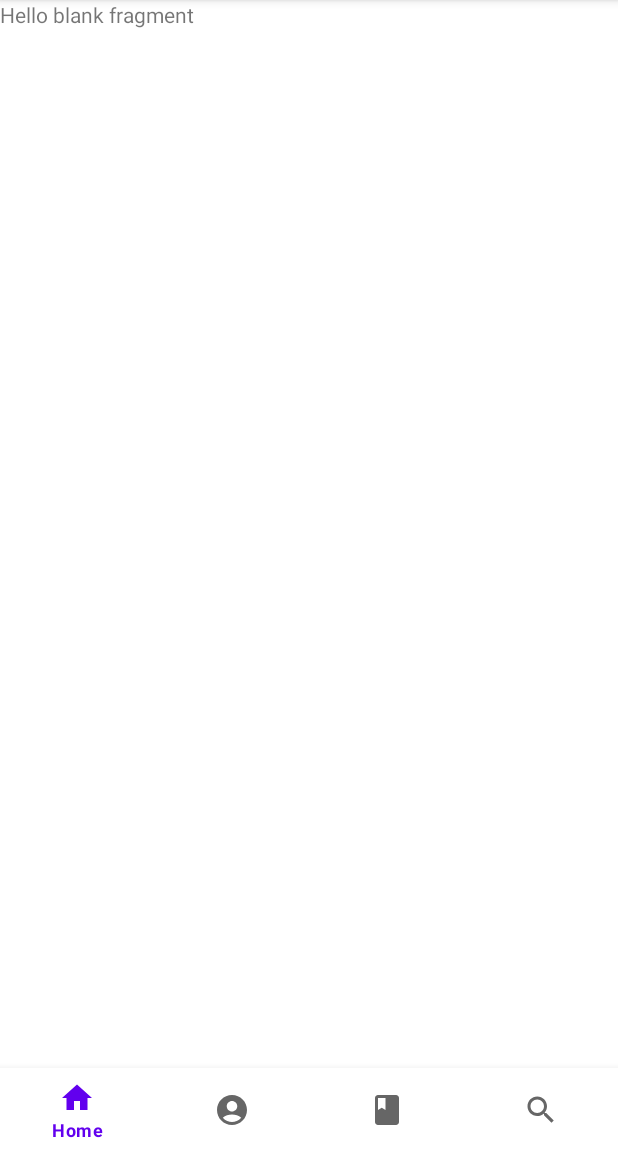
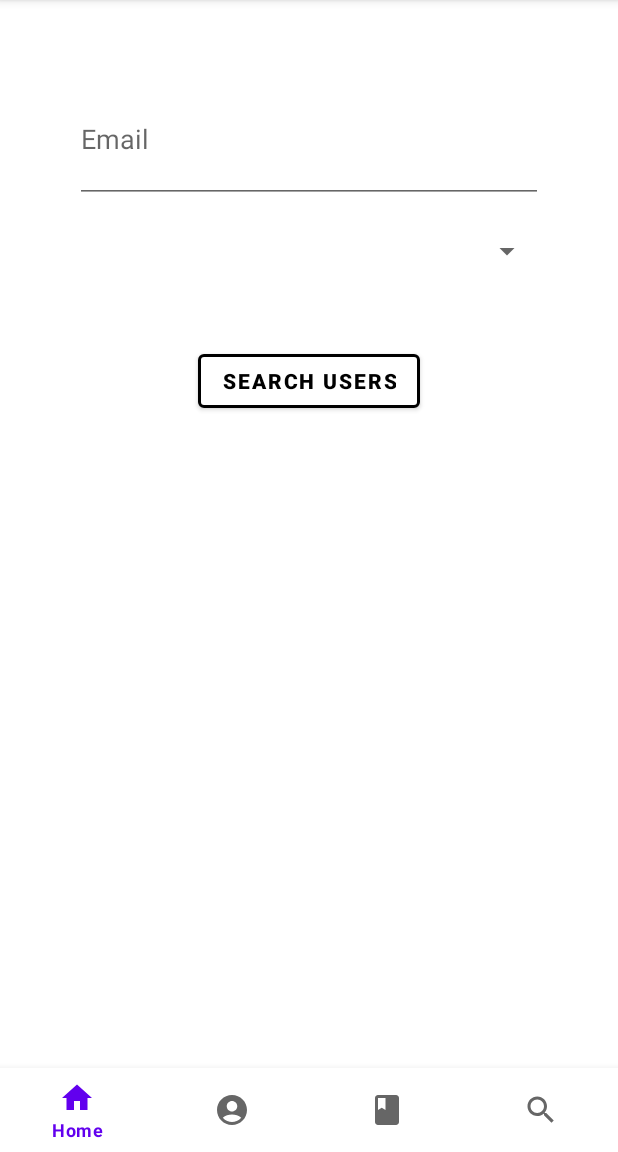
Before and after one commit to habumi932/booktrade, an Android app: the fragment SearchFragment placed in its activity, on a phone screen of 412 x 824 dp, the part 84-1236 px from its top. Run offline under Robolectric (Android 15) with nearby library versions, the phone set to English and light mode, and no system bars; our stand-ins replace Firebase (no records; nobody signed in at launch, a user with empty details on screens opened directly); 2 statements that could not run were skipped.

Commit message:
Add UI file for search user row

```diff
--- /dev/null
+++ b/app/src/main/res/drawable/listview_search_user_rows.xml
@@ -0,0 +1,4 @@
+<?xml version="1.0" encoding="utf-8"?>
+<selector xmlns:android="http://schemas.android.com/apk/res/android">
+
+</selector>
--- a/app/src/main/res/layout/fragment_search.xml
+++ b/app/src/main/res/layout/fragment_search.xml
@@ -1,14 +1,65 @@
 <?xml version="1.0" encoding="utf-8"?>
 <FrameLayout xmlns:android="http://schemas.android.com/apk/res/android"
+    xmlns:app="http://schemas.android.com/apk/res-auto"
     xmlns:tools="http://schemas.android.com/tools"
     android:layout_width="match_parent"
     android:layout_height="match_parent"
     tools:context=".SearchFragment">
 
-    <!-- TODO: Update blank fragment layout -->
-    <TextView
+    <androidx.constraintlayout.widget.ConstraintLayout
         android:layout_width="match_parent"
-        android:layout_height="match_parent"
-        android:text="@string/hello_blank_fragment" />
+        android:layout_height="match_parent">
 
+        <LinearLayout
+            android:id="@+id/linearLayout2"
+            android:layout_width="0dp"
+            android:layout_height="150dp"
+            android:layout_marginStart="50dp"
+            android:layout_marginTop="50dp"
+            android:layout_marginEnd="50dp"
+            android:orientation="vertical"
+            app:layout_constraintEnd_toEndOf="parent"
+            app:layout_constraintStart_toStartOf="parent"
+            app:layout_constraintTop_toTopOf="parent">
+
+            <EditText
+                android:id="@+id/edittext_search_user_email"
+                android:layout_width="match_parent"
+                android:layout_height="wrap_content"
+                android:layout_weight="1"
+                android:ems="10"
+                android:hint="@string/hint_email"
+                android:inputType="textEmailAddress" />
+
+            <Spinner
+                android:id="@+id/spinner_universities"
+                android:layout_width="match_parent"
+                android:layout_height="wrap_content"
+                android:layout_weight="1" />
+        </LinearLayout>
+
+        <Button
+            android:id="@+id/button2"
+            android:layout_width="wrap_content"
+            android:layout_height="wrap_content"
+            android:layout_marginTop="30dp"
+            android:text="@string/button_search_users"
+            android:textColor="@color/black"
+            android:textStyle="bold"
+            app:backgroundTint="@color/white"
+            app:strokeColor="@color/black"
+            app:strokeWidth="2dp"
+            app:layout_constraintEnd_toEndOf="parent"
+            app:layout_constraintStart_toStartOf="parent"
+            app:layout_constraintTop_toBottomOf="@+id/linearLayout2" />
+
+        <ListView
+            android:layout_width="match_parent"
+            android:layout_height="0dp"
+            android:layout_marginTop="20dp"
+            app:layout_constraintBottom_toBottomOf="parent"
+            app:layout_constraintEnd_toEndOf="parent"
+            app:layout_constraintStart_toStartOf="parent"
+            app:layout_constraintTop_toBottomOf="@+id/button2" />
+    </androidx.constraintlayout.widget.ConstraintLayout>
 </FrameLayout>
--- a/app/src/main/res/values/strings.xml
+++ b/app/src/main/res/values/strings.xml
@@ -7,6 +7,7 @@
     <string name="button_edit_profile">EDIT PROFILE</string>
     <string name="button_account_history">ACCOUNT HISTORY</string>
     <string name="button_add_book">ADD BOOK</string>
+    <string name="button_search_users">SEARCH USERS</string>
     <string name="author_name">by Hang Bui\nhangbui_2024@depauw.edu</string>
     <string name="author_email">hangbui_2024@depauw.edu</string>
     <string name="hint_email">Email</string>
```
